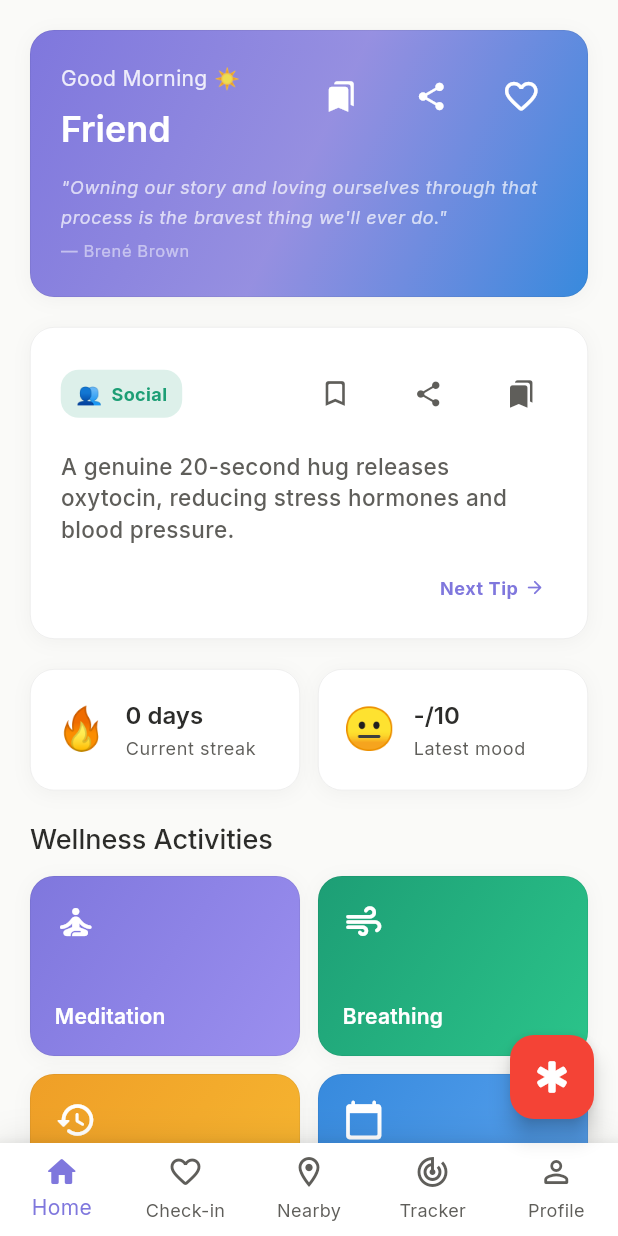
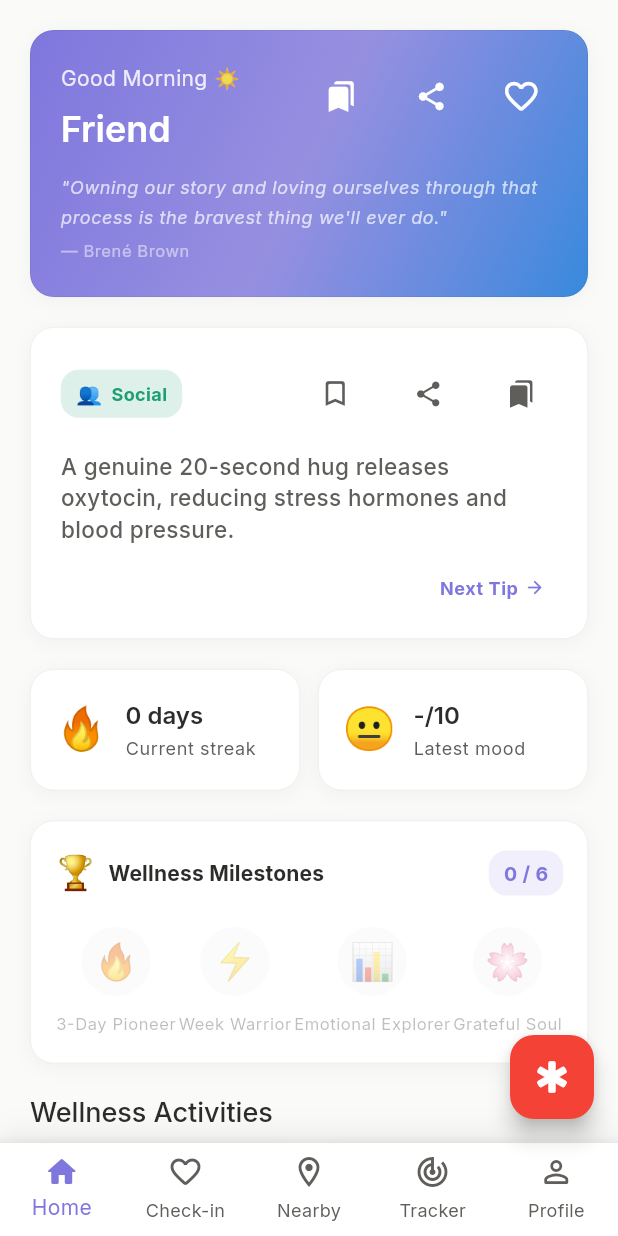
Before and after one commit to Pushpendra-7-ux/MindBloom, a Flutter app: the DashboardScreen screen opened by its route, on a phone screen of 412 x 824 dp. Run offline on Flutter 3.47's test engine with Material 3 defaults, Android fonts, the phone set to English and light mode, and no system bars; our stand-ins replace dio, fl_chart, flutter_map, flutter_riverpod, flutter_secure_storage, go_router and 5 more; accounts and stored records are empty; network calls fail.

Commit message:
feat(dashboard): add _buildBadgesPreviewCard displaying unlocked wellness milestones and progress

```diff
--- a/mindbloom_app/lib/screens/dashboard/dashboard_screen.dart
+++ b/mindbloom_app/lib/screens/dashboard/dashboard_screen.dart
@@ -13,6 +13,7 @@ import '../../providers/water_provider.dart';
 import '../../providers/gratitude_provider.dart';
 import '../../providers/notes_provider.dart';
 import '../../providers/tips_provider.dart';
+import '../../providers/badges_provider.dart';
 import '../../config/wellness_tips.dart';
 import 'package:intl/intl.dart';
 import '../../services/haptic_util.dart';
@@ -403,6 +404,10 @@ class _DashboardScreenState extends ConsumerState<DashboardScreen> {
                 ),
                 const SizedBox(height: 20),
 
+                // Wellness Milestones preview card
+                _buildBadgesPreviewCard(context, ref),
+                const SizedBox(height: 20),
+
                 // Wellness cards grid
                 Text('Wellness Activities', style: Theme.of(context).textTheme.headlineSmall),
                 const SizedBox(height: 12),
@@ -576,6 +581,85 @@ class _DashboardScreenState extends ConsumerState<DashboardScreen> {
             ),
           ),
         ),
+      ),
+    );
+  }
+
+  Widget _buildBadgesPreviewCard(BuildContext context, WidgetRef ref) {
+    final badgesState = ref.watch(badgesProvider);
+    final totalUnlocked = badgesState.totalUnlocked;
+    final totalBadges = badgesState.badges.length;
+
+    return CustomCard(
+      padding: const EdgeInsets.all(16),
+      child: Column(
+        crossAxisAlignment: CrossAxisAlignment.start,
+        children: [
+          Row(
+            mainAxisAlignment: MainAxisAlignment.spaceBetween,
+            children: [
+              Row(
+                children: [
+                  const Text('🏆', style: TextStyle(fontSize: 22)),
+                  const SizedBox(width: 8),
+                  Text(
+                    'Wellness Milestones',
+                    style: Theme.of(context)
+                        .textTheme
+                        .titleMedium
+                        ?.copyWith(fontWeight: FontWeight.bold),
+                  ),
+                ],
+              ),
+              Container(
+                padding: const EdgeInsets.symmetric(horizontal: 10, vertical: 4),
+                decoration: BoxDecoration(
+                  color: AppColors.primaryPurple.withValues(alpha: 0.12),
+                  borderRadius: BorderRadius.circular(12),
+                ),
+                child: Text(
+                  '$totalUnlocked / $totalBadges',
+                  style: const TextStyle(
+                    color: AppColors.primaryPurple,
+                    fontWeight: FontWeight.bold,
+                    fontSize: 13,
+                  ),
+                ),
+              ),
+            ],
+          ),
+          const SizedBox(height: 12),
+          Row(
+            mainAxisAlignment: MainAxisAlignment.spaceAround,
+            children: badgesState.badges.take(4).map((badge) {
+              return Opacity(
+                opacity: badge.isUnlocked ? 1.0 : 0.4,
+                child: Column(
+                  children: [
+                    Container(
+                      padding: const EdgeInsets.all(8),
+                      decoration: BoxDecoration(
+                        color: badge.isUnlocked
+                            ? AppColors.primaryPurple.withValues(alpha: 0.1)
+                            : Colors.grey.withValues(alpha: 0.1),
+                        shape: BoxShape.circle,
+                      ),
+                      child: Text(badge.icon, style: const TextStyle(fontSize: 24)),
+                    ),
+                    const SizedBox(height: 4),
+                    Text(
+                      badge.title,
+                      style: Theme.of(context).textTheme.bodySmall?.copyWith(
+                            fontSize: 11,
+                            fontWeight: badge.isUnlocked ? FontWeight.w600 : FontWeight.normal,
+                          ),
+                    ),
+                  ],
+                ),
+              );
+            }).toList(),
+          ),
+        ],
       ),
     );
   }
```
